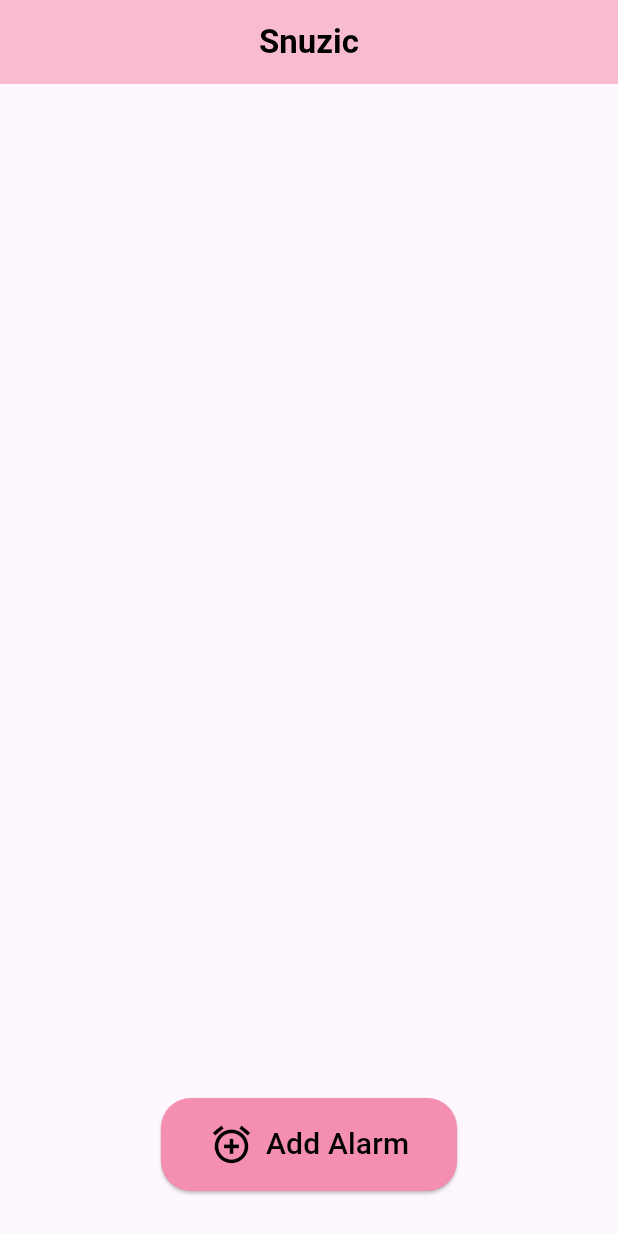
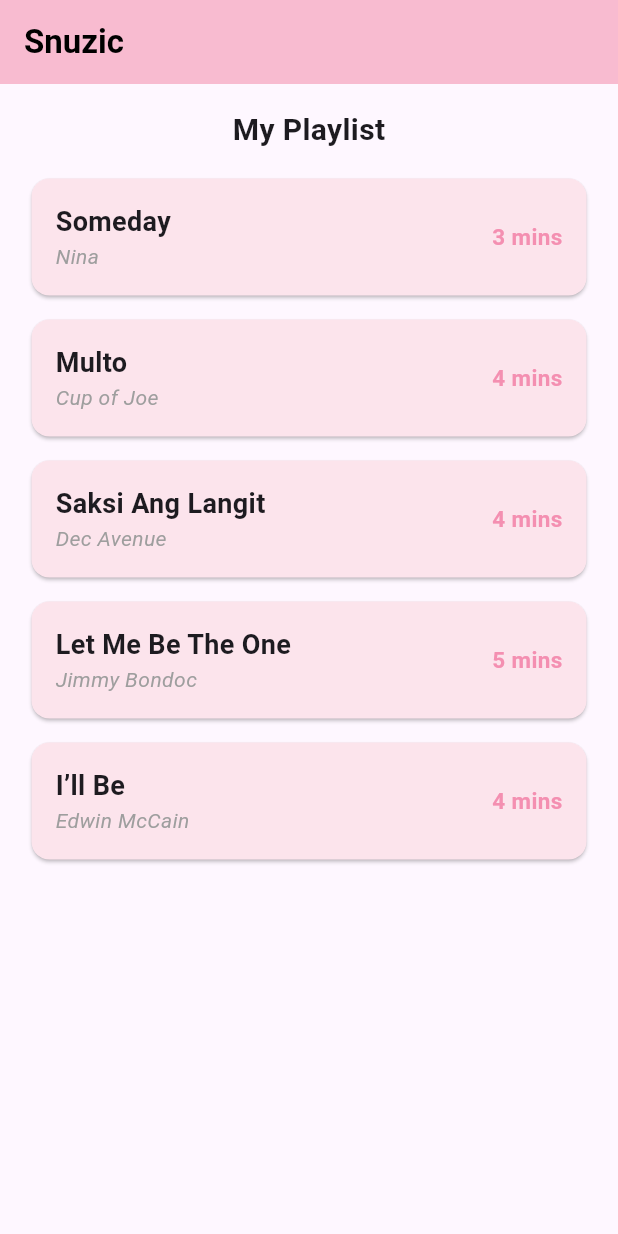
Before and after one commit to araxxx20/sleeplisten, a Flutter app: the screen it shows after launch, on a phone screen of 412 x 824 dp. Run offline on Flutter 3.47's test engine with Material 3 defaults, Android fonts, the light colour scheme and no system bars.

Commit message:
Dynamic UI1

```diff
--- a/lib/main.dart
+++ b/lib/main.dart
@@ -1,42 +1,9 @@
 import 'package:flutter/material.dart';
+import 'package:my_sleeplistenapp/pages/Dashboard.dart';
+import 'package:my_sleeplistenapp/pages/ListItems.dart';
 
 void main() {
-  runApp(
-    MaterialApp(
-      home: Scaffold(
-        appBar: AppBar(
-          backgroundColor: Colors.pink[100],
-          centerTitle: true,
-          title: const Text(
-            'Snuzic',
-            style: TextStyle(
-              fontWeight: FontWeight.bold,
-              color: Colors.black,
-            ),
-          ),
-        ),
-        body: Align(
-          alignment: Alignment.bottomCenter,
-          child: Padding(
-            padding: const EdgeInsets.all(30.0),
-            child: ElevatedButton.icon(
-              onPressed: () {},
-              icon: const Icon(Icons.add_alarm, color: Colors.black, size: 30,),
-              label: const Text(
-                'Add Alarm',
-                style: TextStyle(fontSize: 20, color: Colors.black),
-              ),
-              style: ElevatedButton.styleFrom(
-                backgroundColor: Colors.pink[200],
-                padding: const EdgeInsets.symmetric(vertical: 16, horizontal: 32),
-                shape: RoundedRectangleBorder(
-                  borderRadius: BorderRadius.circular(20),
-                ),
-              ),
-            ),
-          ),
-        ),
-      ),
-    ),
-  );
+  runApp(MaterialApp(
+    home: Listitems()
+  ));
 }
--- /dev/null
+++ b/lib/pages/Dashboard.dart
@@ -0,0 +1,56 @@
+import 'package:flutter/material.dart';
+
+
+class Dashboard extends StatelessWidget {
+  const Dashboard({super.key});
+
+  @override
+  Widget build(BuildContext context) {
+    return MaterialApp(
+      home: const SnuzicHome(),
+      debugShowCheckedModeBanner: false,
+    );
+  }
+}
+
+class SnuzicHome extends StatelessWidget {
+  const SnuzicHome({super.key});
+
+  @override
+  Widget build(BuildContext context) {
+    return Scaffold(
+      appBar: AppBar(
+        backgroundColor: Colors.pink[100],
+        centerTitle: true,
+        title: const Text(
+          'Snuzic',
+          style: TextStyle(
+            fontWeight: FontWeight.bold,
+            color: Colors.black,
+          ),
+        ),
+      ),
+      body: Align(
+        alignment: Alignment.bottomCenter,
+        child: Padding(
+          padding: const EdgeInsets.all(30.0),
+          child: ElevatedButton.icon(
+            onPressed: () {},
+            icon: const Icon(Icons.add_alarm, color: Colors.black, size: 30),
+            label: const Text(
+              'Add Alarm',
+              style: TextStyle(fontSize: 20, color: Colors.black),
+            ),
+            style: ElevatedButton.styleFrom(
+              backgroundColor: Colors.pink[200],
+              padding: const EdgeInsets.symmetric(vertical: 16, horizontal: 32),
+              shape: RoundedRectangleBorder(
+                borderRadius: BorderRadius.circular(20),
+              ),
+            ),
+          ),
+        ),
+      ),
+    );
+  }
+  }
--- /dev/null
+++ b/lib/pages/ItemCard.dart
@@ -0,0 +1,57 @@
+import 'package:flutter/material.dart';
+import 'package:my_sleeplistenapp/pages/Musics.dart';
+
+class Itemcard extends StatelessWidget {
+  final Musics musics;
+
+  const Itemcard({
+    super.key,
+    required this.musics,
+  });
+
+  @override
+  Widget build(BuildContext context) {
+    return Card(
+      color: Colors.pink[50],
+      margin: const EdgeInsets.symmetric(horizontal: 5, vertical: 8),
+      child: Padding(
+        padding: const EdgeInsets.all(16.0),
+        child: Row(
+          mainAxisAlignment: MainAxisAlignment.spaceBetween,
+          children: [
+            // LEFT: title + artist
+            Column(
+              crossAxisAlignment: CrossAxisAlignment.start,
+              children: [
+                Text(
+                  musics.title,
+                  style: const TextStyle(
+                    fontSize: 18,
+                    fontWeight: FontWeight.bold,
+                  ),
+                ),
+                Text(
+                  musics.artist,
+                  style: const TextStyle(
+                    fontSize: 14,
+                    color: Colors.grey,
+                    fontStyle: FontStyle.italic,
+                  ),
+                ),
+              ],
+            ),
+            // RIGHT: duration
+            Text(
+              '${musics.duration} mins',
+              style: TextStyle(
+                fontSize: 15,
+                color: Colors.pink[200],
+                fontWeight: FontWeight.bold,
+              ),
+            ),
+          ],
+        ),
+      ),
+    );
+  }
+}
--- /dev/null
+++ b/lib/pages/ListItems.dart
@@ -0,0 +1,59 @@
+import 'package:flutter/material.dart';
+import 'package:my_sleeplistenapp/pages/ItemCard.dart';
+import 'Musics.dart';
+
+class Listitems extends StatefulWidget {
+  const Listitems({super.key});
+
+  @override
+  State<Listitems> createState() => _ListitemsState();
+}
+
+class _ListitemsState extends State<Listitems> {
+  List<Musics> musics = [
+    Musics(title: 'Someday', artist: 'Nina', duration: 3),
+    Musics(title: 'Multo', artist: 'Cup of Joe', duration: 4),
+    Musics(title: 'Saksi Ang Langit', artist: 'Dec Avenue', duration: 4),
+    Musics(title: 'Let Me Be The One', artist: 'Jimmy Bondoc', duration: 5),
+    Musics(title: 'I’ll Be', artist: 'Edwin McCain', duration: 4),
+  ];
+
+  @override
+  Widget build(BuildContext context) {
+    return Scaffold(
+      appBar: AppBar(
+        backgroundColor: Colors.pink[100],
+        title: const Text(
+          'Snuzic',
+          style: TextStyle(
+            fontWeight: FontWeight.bold,
+            color: Colors.black,
+          ),
+        ),
+      ),
+      body: Padding(
+        padding: const EdgeInsets.all(16),
+        child: Column(
+          crossAxisAlignment: CrossAxisAlignment.center,
+          children: [
+            const Text(
+              'My Playlist',
+              style: TextStyle(
+                fontSize: 20,
+                fontWeight: FontWeight.bold,
+              ),
+            ),
+            const SizedBox(height: 10),
+            Expanded(
+              child: ListView(
+                children: musics.map((music) {
+                  return Itemcard(musics: music);
+                }).toList(),
+              ),
+            ),
+          ],
+        ),
+      ),
+    );
+  }
+}
--- /dev/null
+++ b/lib/pages/Musics.dart
@@ -0,0 +1,9 @@
+class Musics{
+  String title;
+  String artist;
+  int duration;
+
+  Musics({
+    required this.title, required this.artist, required this.duration
+});
+}
```
